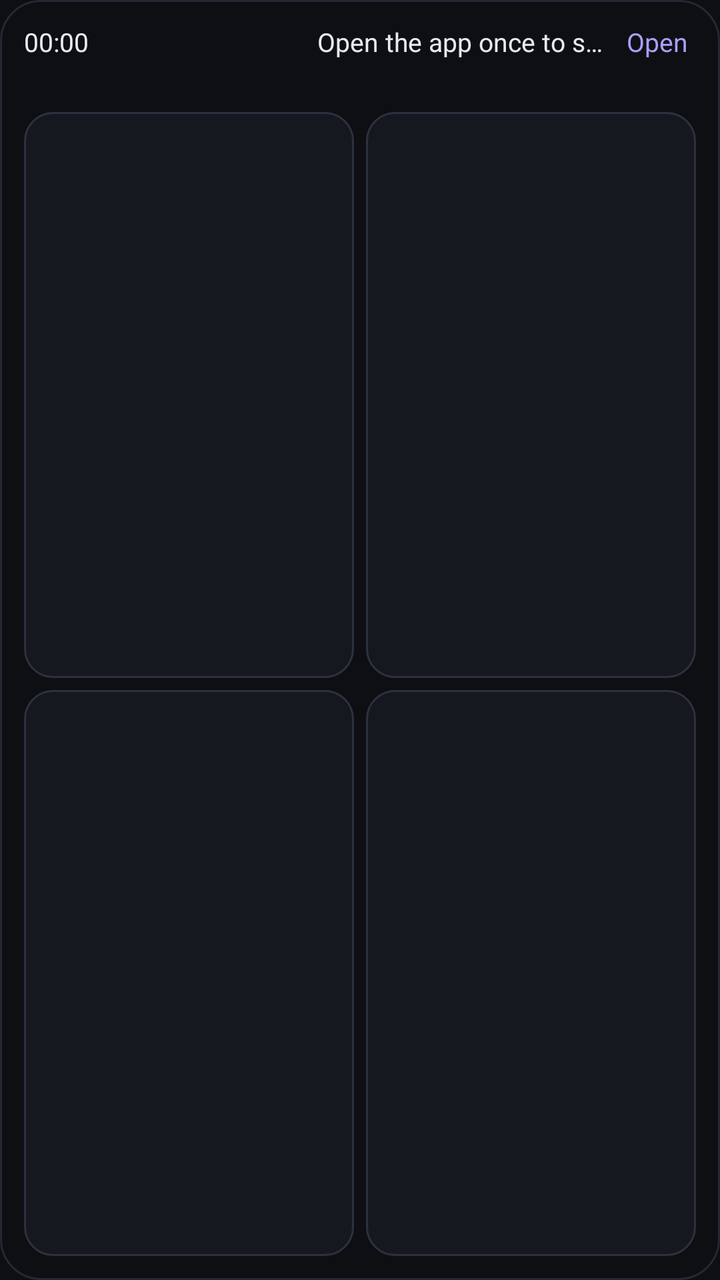
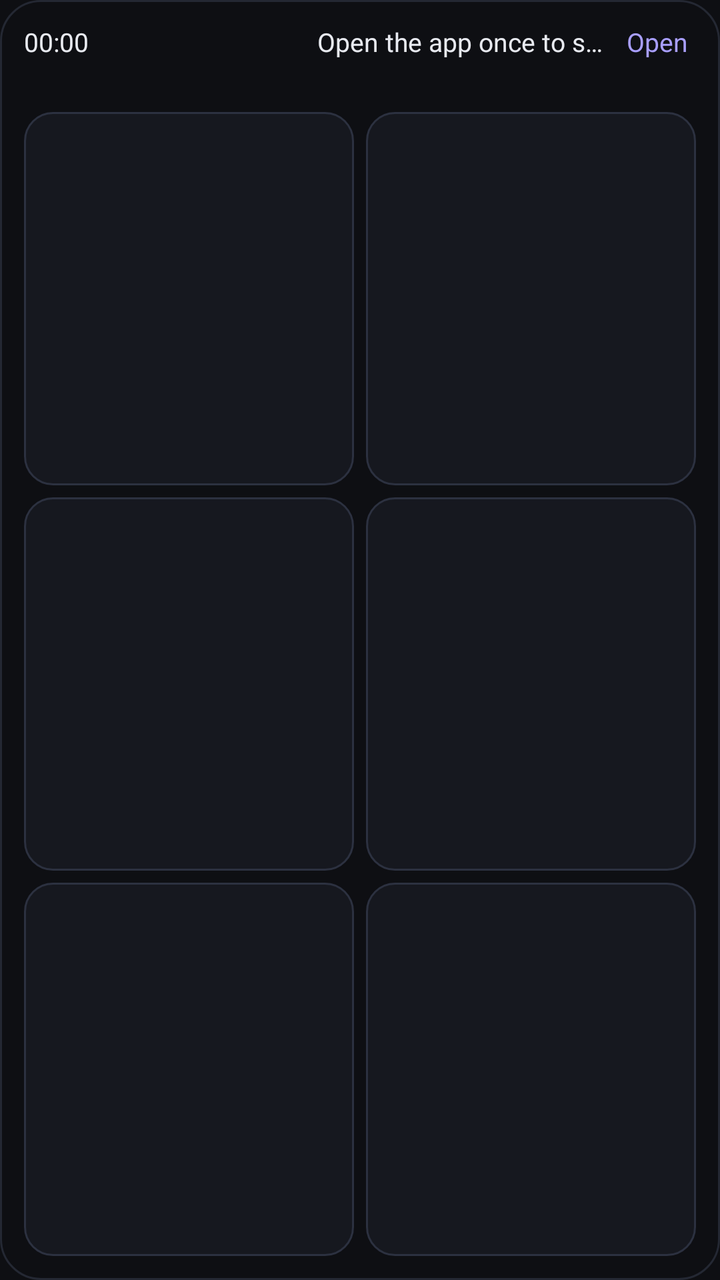

The first picture is an Android layout as it rendered before a commit; the second is the same layout after the commit. The layout source and the unified diff follow.
<!-- AndroidManifest.xml: application theme Theme.TimeLogger -->
<!-- res/layout/widget.xml -->
<?xml version="1.0" encoding="utf-8"?>
<LinearLayout xmlns:android="http://schemas.android.com/apk/res/android"
    android:layout_width="match_parent"
    android:layout_height="match_parent"
    android:orientation="vertical"
    android:background="@drawable/widget_bg"
    android:padding="12dp">

    <LinearLayout
        android:layout_width="match_parent"
        android:layout_height="wrap_content"
        android:orientation="horizontal"
        android:baselineAligned="false">

        
        <Chronometer
            android:id="@+id/w_chrono"
            android:layout_width="0dp"
            android:layout_height="wrap_content"
            android:layout_weight="1"
            android:textColor="@color/text_dark"
            android:textSize="13sp"
            android:maxLines="1"
            android:ellipsize="end" />

        <TextView
            android:id="@+id/w_status"
            android:layout_width="0dp"
            android:layout_height="wrap_content"
            android:layout_weight="1"
            android:textColor="@color/text_dark"
            android:textSize="13sp"
            android:maxLines="1"
            android:ellipsize="end"
            android:text="@string/status_no_mirror" />

        <TextView
            android:id="@+id/w_open"
            android:layout_width="wrap_content"
            android:layout_height="wrap_content"
            android:paddingStart="8dp"
            android:paddingEnd="4dp"
            android:textColor="@color/accent_soft"
            android:textSize="13sp"
            android:text="@string/notif_open" />
    </LinearLayout>

    <TextView
        android:id="@+id/w_last"
        android:layout_width="match_parent"
        android:layout_height="wrap_content"
        android:layout_marginTop="2dp"
        android:layout_marginBottom="8dp"
        android:textColor="#8b90a0"
        android:textSize="12sp"
        android:maxLines="1"
        android:ellipsize="end" />

    <LinearLayout
        android:layout_width="match_parent"
        android:layout_height="0dp"
        android:layout_weight="1"
        android:orientation="horizontal"
        android:baselineAligned="false">

        <TextView android:id="@+id/w_tag0" style="@style/WidgetChip" />
        <TextView android:id="@+id/w_tag1" style="@style/WidgetChip" android:layout_marginStart="6dp" />
    </LinearLayout>

    <LinearLayout
        android:id="@+id/w_row2"
        android:layout_width="match_parent"
        android:layout_height="0dp"
        android:layout_weight="1"
        android:layout_marginTop="6dp"
        android:orientation="horizontal"
        android:baselineAligned="false">

        <TextView android:id="@+id/w_tag2" style="@style/WidgetChip" />
        <TextView android:id="@+id/w_tag3" style="@style/WidgetChip" android:layout_marginStart="6dp" />
    </LinearLayout>
</LinearLayout>
<!-- resources referenced by this layout -->
<resources>
  <color name="accent_soft">#a99fff</color>
  <color name="text_dark">#e8eaf0</color>
  <!-- drawable widget_bg (drawable) -->
  <?xml version="1.0" encoding="utf-8"?>
  <shape xmlns:android="http://schemas.android.com/apk/res/android" android:shape="rectangle">
      <solid android:color="@color/bg_dark" />
      <corners android:radius="20dp" />
      <stroke android:width="1dp" android:color="#242833" />
  </shape>
  <string name="notif_open">Open</string>
  <string name="status_no_mirror">Open the app once to start</string>
  <style name="WidgetChip">
          <item name="android:layout_width">0dp</item>
          <item name="android:layout_height">match_parent</item>
          <item name="android:layout_weight">1</item>
          <item name="android:background">@drawable/chip_bg</item>
          <item name="android:gravity">center</item>
          <item name="android:textColor">@color/text_dark</item>
          <item name="android:textSize">14sp</item>
          <item name="android:maxLines">1</item>
          <item name="android:ellipsize">end</item>
          <item name="android:paddingStart">6dp</item>
          <item name="android:paddingEnd">6dp</item>
      </style>
  <style name="Theme.TimeLogger" parent="@android:style/Theme.Material.NoActionBar">
          <item name="android:windowBackground">@color/bg_dark</item>
          <item name="android:statusBarColor">@android:color/transparent</item>
          <item name="android:navigationBarColor">@android:color/transparent</item>
          <item name="android:windowLightStatusBar">false</item>
      </style>
  <color name="bg_dark">#0e0f13</color>
  <!-- drawable chip_bg (drawable) -->
  <?xml version="1.0" encoding="utf-8"?>
  <shape xmlns:android="http://schemas.android.com/apk/res/android" android:shape="rectangle">
      <solid android:color="@color/card_dark" />
      <corners android:radius="14dp" />
      <stroke android:width="1dp" android:color="#2c3140" />
  </shape>
  <color name="card_dark">#16181f</color>
</resources>

<!-- the commit's change to res/layout/widget.xml (unified diff, before → after) -->
@@ -79,4 +79,18 @@
         <TextView android:id="@+id/w_tag2" style="@style/WidgetChip" />
         <TextView android:id="@+id/w_tag3" style="@style/WidgetChip" android:layout_marginStart="6dp" />
     </LinearLayout>
+
+    
+    <LinearLayout
+        android:id="@+id/w_row3"
+        android:layout_width="match_parent"
+        android:layout_height="0dp"
+        android:layout_weight="1"
+        android:layout_marginTop="6dp"
+        android:orientation="horizontal"
+        android:baselineAligned="false">
+
+        <TextView android:id="@+id/w_tag4" style="@style/WidgetChip" />
+        <TextView android:id="@+id/w_tag5" style="@style/WidgetChip" android:layout_marginStart="6dp" />
+    </LinearLayout>
 </LinearLayout>
